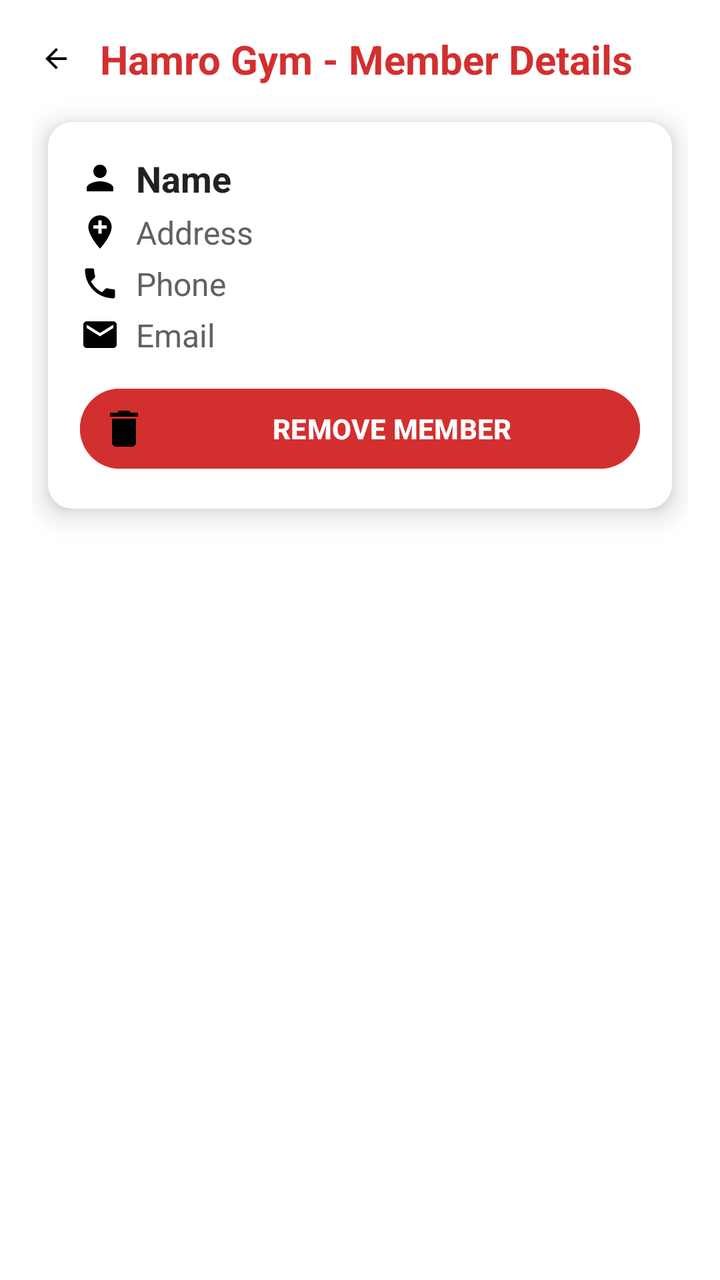
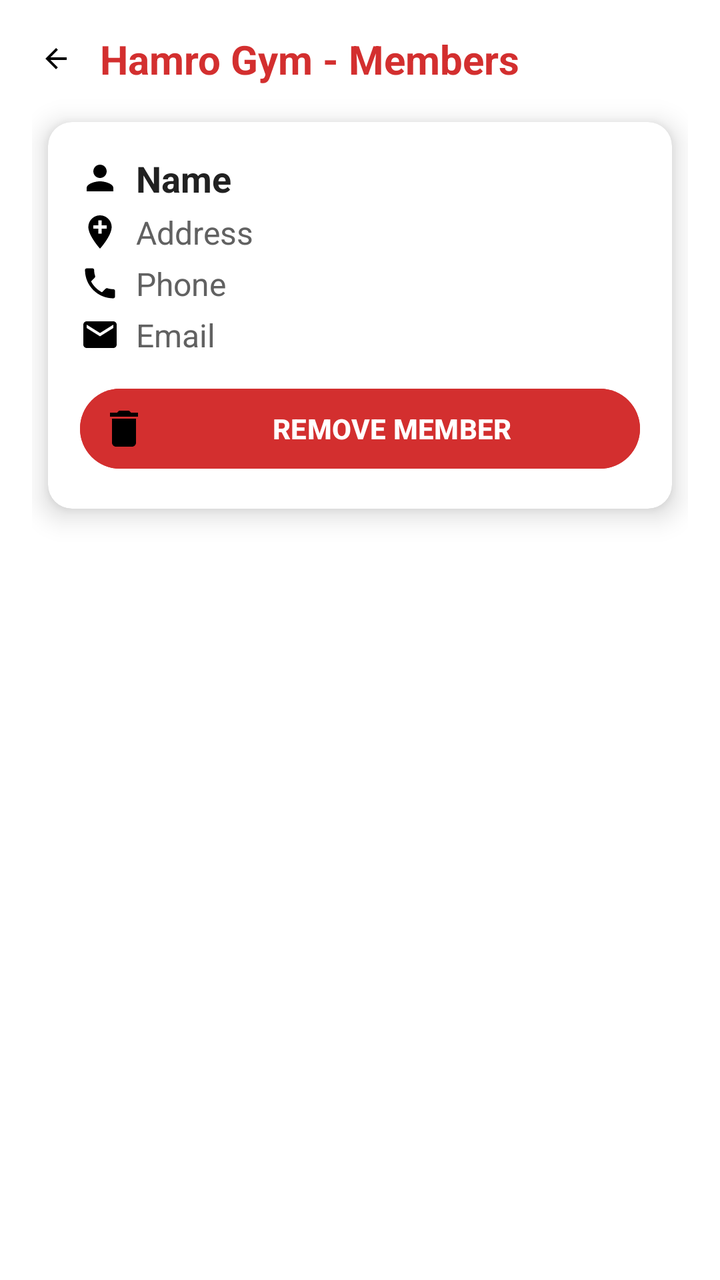

An Android layout rendered at two revisions. The XML below is the earlier revision; the diff shows what the commit changed to produce the second picture.
<!-- AndroidManifest.xml: application theme Theme.MyKotlin -->
<!-- res/layout/item_member.xml -->
<?xml version="1.0" encoding="utf-8"?>
<LinearLayout xmlns:android="http://schemas.android.com/apk/res/android"
    xmlns:app="http://schemas.android.com/apk/res-auto"
    android:layout_width="match_parent"
    android:layout_height="wrap_content"
    android:padding="16dp"
    android:orientation="vertical"
    android:background="@color/white">

    
    <LinearLayout
        android:layout_width="match_parent"
        android:layout_height="wrap_content"
        android:orientation="horizontal"
        android:gravity="center_vertical"
        android:paddingBottom="10dp">

        <ImageView
            android:id="@+id/btnBack"
            android:layout_width="24dp"
            android:layout_height="24dp"
            android:src="@drawable/baseline_arrow_back_24"
            android:contentDescription="Back"
            android:padding="4dp"/>

        <TextView
            android:layout_width="wrap_content"
            android:layout_height="wrap_content"
            android:text="Hamro Gym - Member Details"
            android:textSize="20sp"
            android:textStyle="bold"
            android:textColor="#D32F2F"
            android:layout_marginStart="10dp"/>
    </LinearLayout>

    
    <androidx.cardview.widget.CardView
        android:layout_width="match_parent"
        android:layout_height="wrap_content"
        android:layout_margin="8dp"
        app:cardCornerRadius="12dp"
        app:cardElevation="8dp"
        app:cardBackgroundColor="@color/white">

        <LinearLayout
            android:layout_width="match_parent"
            android:layout_height="wrap_content"
            android:padding="16dp"
            android:orientation="vertical">

            
            <LinearLayout
                android:layout_width="match_parent"
                android:layout_height="wrap_content"
                android:orientation="horizontal"
                android:gravity="center_vertical">

                <ImageView
                    android:layout_width="20dp"
                    android:layout_height="20dp"
                    android:src="@drawable/baseline_person_24"
                    android:contentDescription="Name Icon"
                    android:layout_marginEnd="8dp"/>

                <TextView
                    android:id="@+id/tvName"
                    android:layout_width="wrap_content"
                    android:layout_height="wrap_content"
                    android:text="Name"

                    android:textSize="18sp"
                    android:textStyle="bold"
                    android:textColor="#212121"/>
            </LinearLayout>

            
            <LinearLayout
                android:layout_width="match_parent"
                android:layout_height="wrap_content"
                android:orientation="horizontal"
                android:gravity="center_vertical"
                android:layout_marginTop="4dp">

                <ImageView
                    android:layout_width="20dp"
                    android:layout_height="20dp"
                    android:src="@drawable/baseline_add_location_24"
                    android:contentDescription="Address Icon"
                    android:layout_marginEnd="8dp"/>

                <TextView
                    android:id="@+id/tvAddress"
                    android:layout_width="wrap_content"
                    android:layout_height="wrap_content"
                    android:text="Address"
                    android:textSize="16sp"
                    android:textColor="#616161"/>
            </LinearLayout>

            
            <LinearLayout
                android:layout_width="match_parent"
                android:layout_height="wrap_content"
                android:orientation="horizontal"
                android:gravity="center_vertical"
                android:layout_marginTop="4dp">

                <ImageView
                    android:layout_width="20dp"
                    android:layout_height="20dp"
                    android:src="@drawable/baseline_phone_24"
                    android:contentDescription="Phone Icon"
                    android:layout_marginEnd="8dp"/>

                <TextView
                    android:id="@+id/tvPhone"
                    android:layout_width="wrap_content"
                    android:layout_height="wrap_content"
                    android:text="Phone"
                    android:textSize="16sp"
                    android:textColor="#616161"/>
            </LinearLayout>

            
            <LinearLayout
                android:layout_width="match_parent"
                android:layout_height="wrap_content"
                android:orientation="horizontal"
                android:gravity="center_vertical"
                android:layout_marginTop="4dp">

                <ImageView
                    android:layout_width="20dp"
                    android:layout_height="20dp"
                    android:src="@drawable/baseline_email_24"
                    android:contentDescription="Email Icon"
                    android:layout_marginEnd="8dp"/>

                <TextView
                    android:id="@+id/tvEmail"
                    android:layout_width="wrap_content"
                    android:layout_height="wrap_content"
                    android:text="Email"
                    android:textSize="16sp"
                    android:textColor="#616161"/>
            </LinearLayout>

            
            <Button
                android:id="@+id/btnDelete"
                android:layout_width="match_parent"
                android:layout_height="48dp"
                android:text="REMOVE MEMBER"
                android:textAllCaps="true"
                android:textStyle="bold"
                android:textColor="@color/white"
                android:backgroundTint="#D32F2F"
                android:drawableLeft="@drawable/baseline_delete_24"
                android:padding="10dp"
                android:layout_marginTop="12dp"/>
        </LinearLayout>
    </androidx.cardview.widget.CardView>
</LinearLayout>
<!-- resources referenced by this layout -->
<resources>
  <color name="white">#FFFFFFFF</color>
  <!-- drawable baseline_add_location_24 (drawable) -->
  <vector xmlns:android="http://schemas.android.com/apk/res/android" android:height="24dp" android:tint="#000000" android:viewportHeight="24" android:viewportWidth="24" android:width="24dp">
        
      <path android:fillColor="@android:color/white" android:pathData="M12,2C8.14,2 5,5.14 5,9c0,5.25 7,13 7,13s7,-7.75 7,-13c0,-3.86 -3.14,-7 -7,-7zM16,10h-3v3h-2v-3L8,10L8,8h3L11,5h2v3h3v2z"/>
      
  </vector>
  <!-- drawable baseline_arrow_back_24 (drawable) -->
  <vector xmlns:android="http://schemas.android.com/apk/res/android" android:autoMirrored="true" android:height="24dp" android:tint="#000000" android:viewportHeight="24" android:viewportWidth="24" android:width="24dp">
        
      <path android:fillColor="@android:color/white" android:pathData="M20,11H7.83l5.59,-5.59L12,4l-8,8 8,8 1.41,-1.41L7.83,13H20v-2z"/>
      
  </vector>
  <!-- drawable baseline_delete_24 (drawable) -->
  <vector xmlns:android="http://schemas.android.com/apk/res/android" android:height="24dp" android:tint="#000000" android:viewportHeight="24" android:viewportWidth="24" android:width="24dp">
        
      <path android:fillColor="@android:color/white" android:pathData="M6,19c0,1.1 0.9,2 2,2h8c1.1,0 2,-0.9 2,-2V7H6v12zM19,4h-3.5l-1,-1h-5l-1,1H5v2h14V4z"/>
      
  </vector>
  <!-- drawable baseline_email_24 (drawable) -->
  <vector xmlns:android="http://schemas.android.com/apk/res/android" android:height="24dp" android:tint="#000000" android:viewportHeight="24" android:viewportWidth="24" android:width="24dp">
        
      <path android:fillColor="@android:color/white" android:pathData="M20,4L4,4c-1.1,0 -1.99,0.9 -1.99,2L2,18c0,1.1 0.9,2 2,2h16c1.1,0 2,-0.9 2,-2L22,6c0,-1.1 -0.9,-2 -2,-2zM20,8l-8,5 -8,-5L4,6l8,5 8,-5v2z"/>
      
  </vector>
  <!-- drawable baseline_person_24 (drawable) -->
  <vector xmlns:android="http://schemas.android.com/apk/res/android" android:height="24dp" android:tint="#000000" android:viewportHeight="24" android:viewportWidth="24" android:width="24dp">
        
      <path android:fillColor="@android:color/white" android:pathData="M12,12c2.21,0 4,-1.79 4,-4s-1.79,-4 -4,-4 -4,1.79 -4,4 1.79,4 4,4zM12,14c-2.67,0 -8,1.34 -8,4v2h16v-2c0,-2.66 -5.33,-4 -8,-4z"/>
      
  </vector>
  <!-- drawable baseline_phone_24 (drawable) -->
  <vector xmlns:android="http://schemas.android.com/apk/res/android" android:height="24dp" android:tint="#000000" android:viewportHeight="24" android:viewportWidth="24" android:width="24dp">
        
      <path android:fillColor="@android:color/white" android:pathData="M6.62,10.79c1.44,2.83 3.76,5.14 6.59,6.59l2.2,-2.2c0.27,-0.27 0.67,-0.36 1.02,-0.24 1.12,0.37 2.33,0.57 3.57,0.57 0.55,0 1,0.45 1,1V20c0,0.55 -0.45,1 -1,1 -9.39,0 -17,-7.61 -17,-17 0,-0.55 0.45,-1 1,-1h3.5c0.55,0 1,0.45 1,1 0,1.25 0.2,2.45 0.57,3.57 0.11,0.35 0.03,0.74 -0.25,1.02l-2.2,2.2z"/>
      
  </vector>
  <style name="Theme.MyKotlin" parent="Base.Theme.MyKotlin" />
  <style name="Base.Theme.MyKotlin" parent="Theme.Material3.DayNight.NoActionBar">
          
          
      </style>
</resources>

<!-- the commit's change to res/layout/item_member.xml (unified diff, before → after) -->
@@ -26,7 +26,7 @@
         <TextView
             android:layout_width="wrap_content"
             android:layout_height="wrap_content"
-            android:text="Hamro Gym - Member Details"
+            android:text="Hamro Gym - Members"
             android:textSize="20sp"
             android:textStyle="bold"
             android:textColor="#D32F2F"
